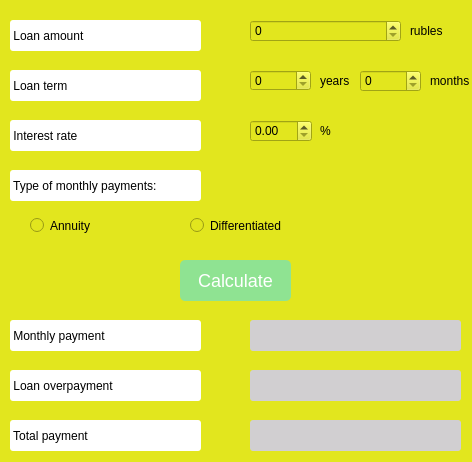
Qt form src/Smart_Calculator/credit.ui (MalditoOriginal/Smart_Calculator) before a commit.
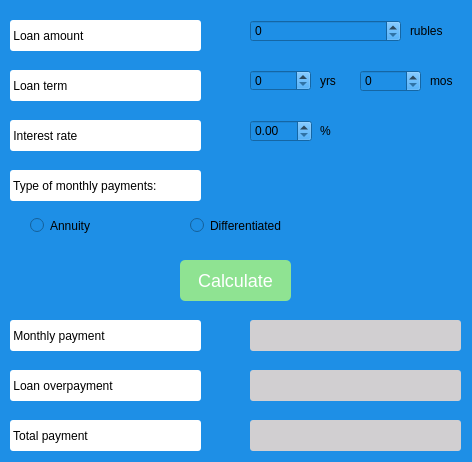
The same form after that commit.

```diff
--- a/src/Smart_Calculator/credit.ui
+++ b/src/Smart_Calculator/credit.ui
@@ -14,7 +14,7 @@
    <string>Form</string>
   </property>
   <property name="styleSheet">
-   <string notr="true">background-color: rgb(226, 230, 30);</string>
+   <string notr="true">background-color: rgb(30, 143, 230);</string>
   </property>
   <widget class="QLabel" name="text1">
    <property name="geometry">
@@ -150,7 +150,7 @@
     </rect>
    </property>
    <property name="text">
-    <string>years</string>
+    <string>yrs</string>
    </property>
   </widget>
   <widget class="QLabel" name="text10">
@@ -163,7 +163,7 @@
     </rect>
    </property>
    <property name="text">
-    <string>months</string>
+    <string>mos</string>
    </property>
   </widget>
   <widget class="QDoubleSpinBox" name="percent">
```
Left out of the diff: 2 changed lines with no effect on the pictures.
